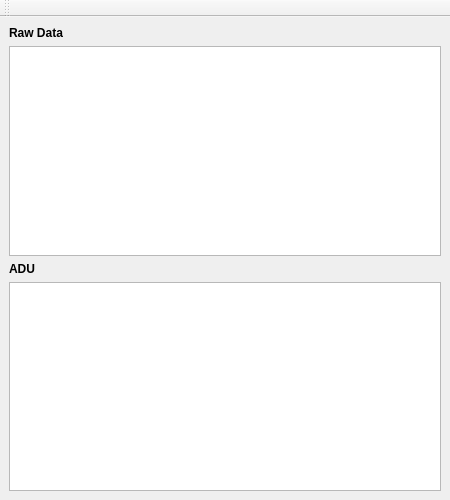
This is ui/busmonitor.ui in KunYi/pymodslave as Qt 5 draws it before an edit. The edited form follows.
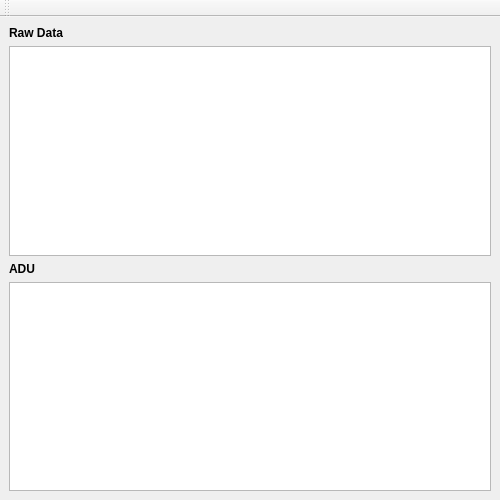
This is the edited form. Icons and pictures are not drawn.

Diff of the .ui file:
```diff
--- a/ui/busmonitor.ui
+++ b/ui/busmonitor.ui
@@ -9,7 +9,7 @@
    <rect>
     <x>0</x>
     <y>0</y>
-    <width>450</width>
+    <width>500</width>
     <height>500</height>
    </rect>
   </property>
@@ -21,7 +21,7 @@
   </property>
   <property name="maximumSize">
    <size>
-    <width>450</width>
+    <width>500</width>
     <height>580</height>
    </size>
   </property>
```
